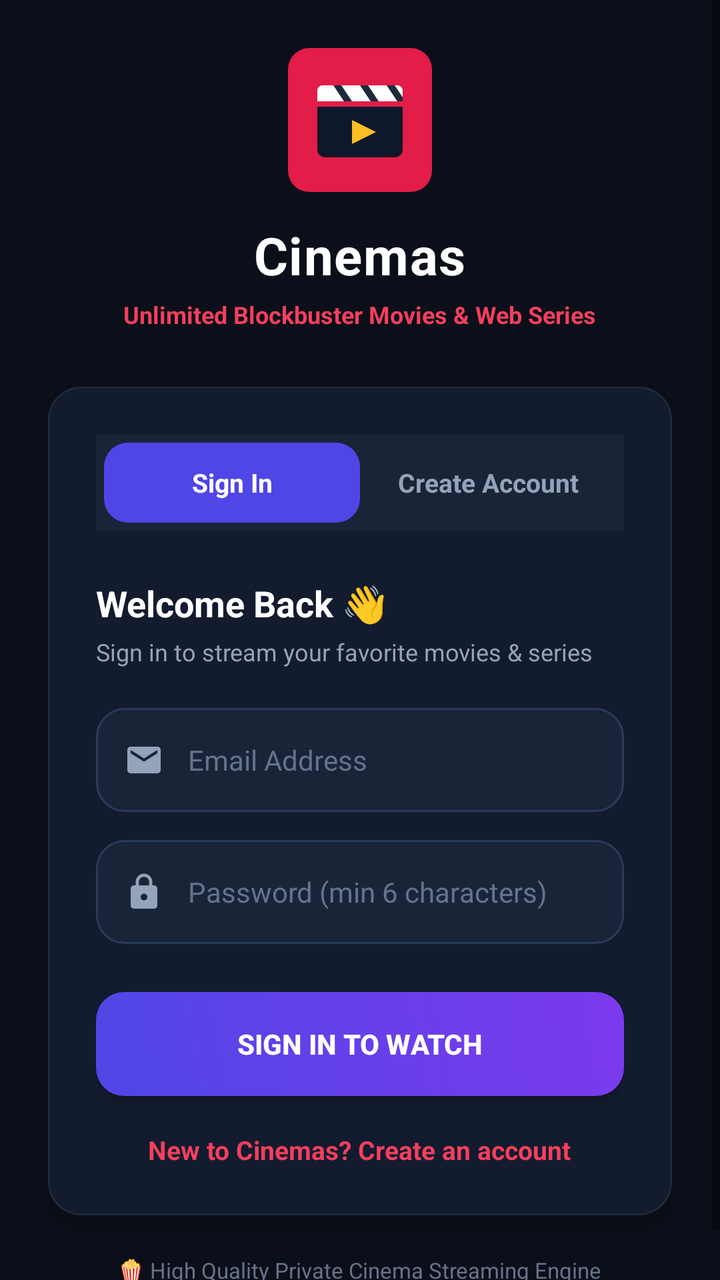
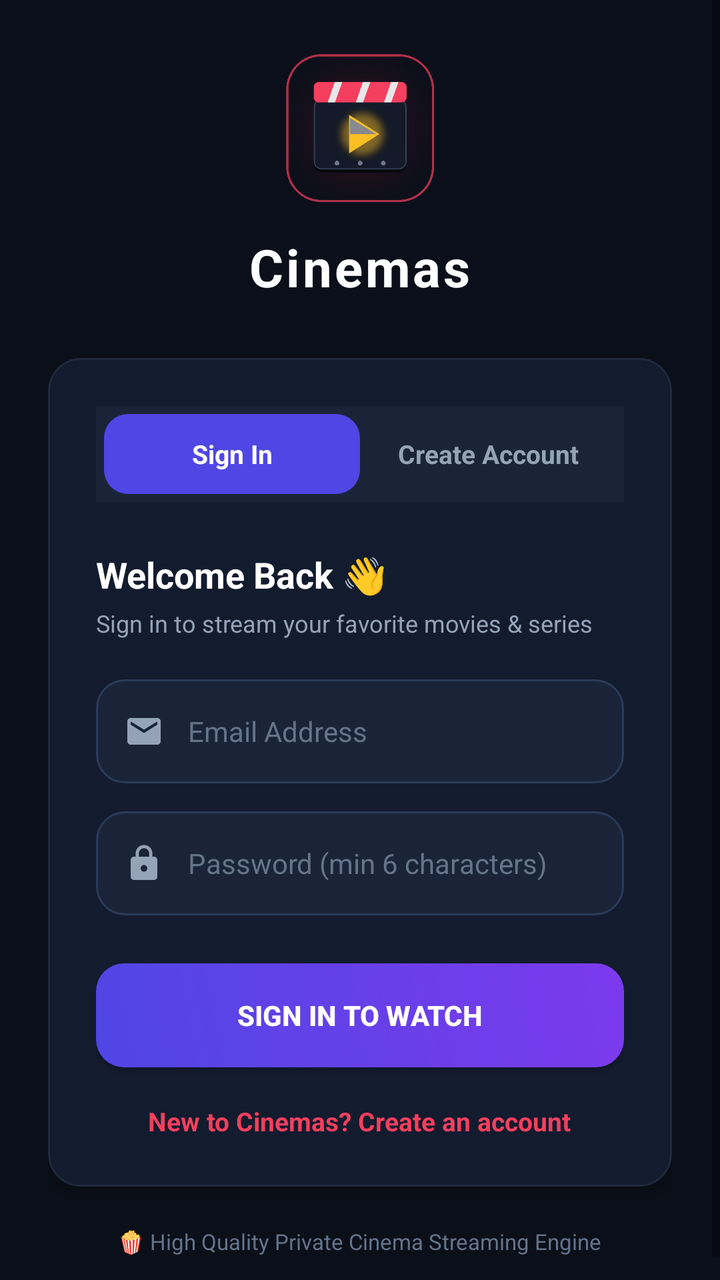

Screens rendered from an Android XML layout before and after an edit, with the pre-edit source and the edit as a unified diff.
<!-- AndroidManifest.xml: application theme Theme.CinemasApp -->
<!-- res/layout/activity_auth.xml -->
﻿<?xml version="1.0" encoding="utf-8"?>
<ScrollView xmlns:android="http://schemas.android.com/apk/res/android"
    android:layout_width="match_parent"
    android:layout_height="match_parent"
    android:fillViewport="true"
    android:background="#0B0F19">

    <LinearLayout
        android:layout_width="match_parent"
        android:layout_height="wrap_content"
        android:orientation="vertical"
        android:gravity="center"
        android:padding="24dp">

        
        <LinearLayout
            android:layout_width="wrap_content"
            android:layout_height="wrap_content"
            android:orientation="vertical"
            android:gravity="center_horizontal"
            android:layout_marginBottom="28dp">

            <ImageView
                android:layout_width="72dp"
                android:layout_height="72dp"
                android:src="@drawable/ic_cinema_logo"
                android:elevation="8dp" />

            <TextView
                android:layout_width="wrap_content"
                android:layout_height="wrap_content"
                android:text="Cinemas"
                android:textColor="#FFFFFF"
                android:textSize="26sp"
                android:textStyle="bold"
                android:letterSpacing="0.02"
                android:layout_marginTop="14dp" />

            <TextView
                android:layout_width="wrap_content"
                android:layout_height="wrap_content"
                android:text="Unlimited Blockbuster Movies &amp; Web Series"
                android:textColor="#F43F5E"
                android:textSize="12sp"
                android:textStyle="bold"
                android:layout_marginTop="4dp" />
        </LinearLayout>

        
        <LinearLayout
            android:layout_width="match_parent"
            android:layout_height="wrap_content"
            android:orientation="vertical"
            android:background="@drawable/bg_rounded_card"
            android:padding="24dp"
            android:elevation="4dp">

            
            <LinearLayout
                android:layout_width="match_parent"
                android:layout_height="48dp"
                android:background="#1A2438"
                android:orientation="horizontal"
                android:padding="4dp"
                android:layout_marginBottom="24dp">

                <TextView
                    android:id="@+id/tabLogin"
                    android:layout_width="0dp"
                    android:layout_height="match_parent"
                    android:layout_weight="1"
                    android:gravity="center"
                    android:text="Sign In"
                    android:textColor="#FFFFFF"
                    android:textSize="13sp"
                    android:textStyle="bold"
                    android:background="@drawable/bg_tab_active" />

                <TextView
                    android:id="@+id/tabRegister"
                    android:layout_width="0dp"
                    android:layout_height="match_parent"
                    android:layout_weight="1"
                    android:gravity="center"
                    android:text="Create Account"
                    android:textColor="#94A3B8"
                    android:textSize="13sp"
                    android:textStyle="bold"
                    android:background="@null" />
            </LinearLayout>

            <TextView
                android:id="@+id/tvAuthTitle"
                android:layout_width="wrap_content"
                android:layout_height="wrap_content"
                android:text="Welcome Back 👋"
                android:textColor="#FFFFFF"
                android:textSize="18sp"
                android:textStyle="bold" />

            <TextView
                android:id="@+id/tvAuthSubtitle"
                android:layout_width="wrap_content"
                android:layout_height="wrap_content"
                android:text="Sign in to stream your favorite movies &amp; series"
                android:textColor="#94A3B8"
                android:textSize="12sp"
                android:layout_marginTop="4dp"
                android:layout_marginBottom="20dp" />

            
            <LinearLayout
                android:id="@+id/containerName"
                android:layout_width="match_parent"
                android:layout_height="52dp"
                android:background="@drawable/bg_input_field"
                android:orientation="horizontal"
                android:gravity="center_vertical"
                android:paddingHorizontal="14dp"
                android:layout_marginBottom="14dp"
                android:visibility="gone">

                <ImageView
                    android:layout_width="20dp"
                    android:layout_height="20dp"
                    android:src="@drawable/ic_person"
                    android:tint="#94A3B8"
                    android:layout_marginEnd="12dp" />

                <EditText
                    android:id="@+id/etName"
                    android:layout_width="match_parent"
                    android:layout_height="match_parent"
                    android:hint="Full Name"
                    android:background="@null"
                    android:textColor="#FFFFFF"
                    android:textColorHint="#64748B"
                    android:textSize="14sp"
                    android:inputType="textPersonName" />
            </LinearLayout>

            
            <LinearLayout
                android:id="@+id/containerPhone"
                android:layout_width="match_parent"
                android:layout_height="52dp"
                android:background="@drawable/bg_input_field"
                android:orientation="horizontal"
                android:gravity="center_vertical"
                android:paddingHorizontal="14dp"
                android:layout_marginBottom="14dp"
                android:visibility="gone">

                <ImageView
                    android:layout_width="20dp"
                    android:layout_height="20dp"
                    android:src="@drawable/ic_phone"
                    android:tint="#94A3B8"
                    android:layout_marginEnd="12dp" />

                <EditText
                    android:id="@+id/etPhone"
                    android:layout_width="match_parent"
                    android:layout_height="match_parent"
                    android:hint="Mobile Number (10 digits for OTP)"
                    android:background="@null"
                    android:textColor="#FFFFFF"
                    android:textColorHint="#64748B"
                    android:textSize="14sp"
                    android:maxLength="10"
                    android:inputType="phone" />
            </LinearLayout>

            
            <LinearLayout
                android:layout_width="match_parent"
                android:layout_height="52dp"
                android:background="@drawable/bg_input_field"
                android:orientation="horizontal"
                android:gravity="center_vertical"
                android:paddingHorizontal="14dp"
                android:layout_marginBottom="14dp">

                <ImageView
                    android:layout_width="20dp"
                    android:layout_height="20dp"
                    android:src="@drawable/ic_email"
                    android:tint="#94A3B8"
                    android:layout_marginEnd="12dp" />

                <EditText
                    android:id="@+id/etEmail"
                    android:layout_width="match_parent"
                    android:layout_height="match_parent"
                    android:hint="Email Address"
                    android:background="@null"
                    android:textColor="#FFFFFF"
                    android:textColorHint="#64748B"
                    android:textSize="14sp"
                    android:inputType="textEmailAddress" />
            </LinearLayout>

            
            <LinearLayout
                android:layout_width="match_parent"
                android:layout_height="52dp"
                android:background="@drawable/bg_input_field"
                android:orientation="horizontal"
                android:gravity="center_vertical"
                android:paddingHorizontal="14dp"
                android:layout_marginBottom="24dp">

                <ImageView
                    android:layout_width="20dp"
                    android:layout_height="20dp"
                    android:src="@drawable/ic_lock"
                    android:tint="#94A3B8"
                    android:layout_marginEnd="12dp" />

                <EditText
                    android:id="@+id/etPassword"
                    android:layout_width="match_parent"
                    android:layout_height="match_parent"
                    android:hint="Password (min 6 characters)"
                    android:background="@null"
                    android:textColor="#FFFFFF"
                    android:textColorHint="#64748B"
                    android:textSize="14sp"
                    android:inputType="textPassword" />
            </LinearLayout>

            
            <Button
                android:id="@+id/btnSubmitAuth"
                android:layout_width="match_parent"
                android:layout_height="52dp"
                android:text="Sign In to Watch"
                android:textStyle="bold"
                android:textSize="14sp"
                android:textColor="#FFFFFF"
                android:background="@drawable/bg_gradient_brand" />

            <TextView
                android:id="@+id/tvToggleAuth"
                android:layout_width="wrap_content"
                android:layout_height="wrap_content"
                android:layout_gravity="center_horizontal"
                android:layout_marginTop="18dp"
                android:text="New to Cinemas? Create an account"
                android:textColor="#F43F5E"
                android:textSize="13sp"
                android:textStyle="bold" />

        </LinearLayout>

        <TextView
            android:layout_width="wrap_content"
            android:layout_height="wrap_content"
            android:text="🍿 High Quality Private Cinema Streaming Engine"
            android:textColor="#64748B"
            android:textSize="11sp"
            android:layout_marginTop="20dp" />

    </LinearLayout>
</ScrollView>
<!-- resources referenced by this layout -->
<resources>
  <!-- drawable bg_gradient_brand (drawable) -->
  <?xml version="1.0" encoding="utf-8"?>
  <ripple xmlns:android="http://schemas.android.com/apk/res/android"
      android:color="#40FFFFFF">
      <item>
          <shape android:shape="rectangle">
              <corners android:radius="14dp" />
              <gradient
                  android:angle="45"
                  android:startColor="#4F46E5"
                  android:endColor="#7C3AED"
                  android:type="linear" />
          </shape>
      </item>
  </ripple>
  <!-- drawable bg_input_field (drawable) -->
  <?xml version="1.0" encoding="utf-8"?>
  <shape xmlns:android="http://schemas.android.com/apk/res/android"
      android:shape="rectangle">
      <corners android:radius="14dp" />
      <solid android:color="#1A2438" />
      <stroke android:width="1dp" android:color="#2A3B5A" />
  </shape>
  <!-- drawable bg_rounded_card (drawable) -->
  <?xml version="1.0" encoding="utf-8"?>
  <shape xmlns:android="http://schemas.android.com/apk/res/android"
      android:shape="rectangle">
      <corners android:radius="16dp" />
      <solid android:color="#131B2E" />
      <stroke android:width="1dp" android:color="#1E293B" />
  </shape>
  <!-- drawable bg_tab_active (drawable) -->
  <?xml version="1.0" encoding="utf-8"?>
  <shape xmlns:android="http://schemas.android.com/apk/res/android"
      android:shape="rectangle">
      <corners android:radius="12dp" />
      <solid android:color="#4F46E5" />
  </shape>
  <!-- drawable ic_cinema_logo (drawable) -->
  <?xml version="1.0" encoding="utf-8"?>
  <vector xmlns:android="http://schemas.android.com/apk/res/android"
      android:width="108dp"
      android:height="108dp"
      android:viewportWidth="108"
      android:viewportHeight="108">
      
      <path
          android:fillColor="#E11D48"
          android:pathData="M16,0 L92,0 A16,16 0 0,1 108,16 L108,92 A16,16 0 0,1 92,108 L16,108 A16,16 0 0,1 0,92 L0,16 A16,16 0 0,1 16,0 Z" />
  
      
      
      <path
          android:fillColor="#FFFFFF"
          android:pathData="M26,28 L82,28 A4,4 0 0,1 86,32 L86,40 L22,40 L22,32 A4,4 0 0,1 26,28 Z" />
  
      <path
          android:fillColor="#1E293B"
          android:pathData="M34,28 L42,40 L48,40 L40,28 Z" />
  
      <path
          android:fillColor="#1E293B"
          android:pathData="M54,28 L62,40 L68,40 L60,28 Z" />
  
      <path
          android:fillColor="#1E293B"
          android:pathData="M74,28 L82,40 L86,40 L86,37 L80,28 Z" />
  
      
      <path
          android:fillColor="#0F172A"
          android:pathData="M22,44 L86,44 L86,76 A6,6 0 0,1 80,82 L28,82 A6,6 0 0,1 22,76 Z" />
  
      
      <path
          android:fillColor="#FBBF24"
          android:pathData="M48,54 L66,63 L48,72 Z" />
  </vector>
  <!-- drawable ic_email (drawable) -->
  <vector xmlns:android="http://schemas.android.com/apk/res/android"
      android:width="24dp"
      android:height="24dp"
      android:viewportWidth="24"
      android:viewportHeight="24">
      <path
          android:fillColor="#FFFFFFFF"
          android:pathData="M20,4H4c-1.1,0 -1.99,0.9 -1.99,2L2,18c0,1.1 0.9,2 2,2h16c1.1,0 2,-0.9 2,-2V6c0,-1.1 -0.9,-2 -2,-2zm0,4l-8,5 -8,-5V6l8,5 8,-5v2z"/>
  </vector>
  <!-- drawable ic_person (drawable) -->
  <vector xmlns:android="http://schemas.android.com/apk/res/android"
      android:width="24dp"
      android:height="24dp"
      android:viewportWidth="24"
      android:viewportHeight="24">
      <path
          android:fillColor="#FFFFFFFF"
          android:pathData="M12,12c2.21,0 4,-1.79 4,-4s-1.79,-4 -4,-4 -4,1.79 -4,4 1.79,4 4,4zm0,2c-2.67,0 -8,1.34 -8,4v2h16v-2c0,-2.66 -5.33,-4 -8,-4z"/>
  </vector>
  <!-- unchanged entries left out for length: 3 -->
</resources>

<!-- the commit's change to res/layout/activity_auth.xml (unified diff, before → after) -->
@@ -21,9 +21,9 @@
             android:layout_marginBottom="28dp">
 
             <ImageView
-                android:layout_width="72dp"
-                android:layout_height="72dp"
-                android:src="@drawable/ic_cinema_logo"
+                android:layout_width="80dp"
+                android:layout_height="80dp"
+                android:src="@drawable/ic_cinema_logo_hd"
                 android:elevation="8dp" />
 
             <TextView
@@ -33,17 +33,8 @@
                 android:textColor="#FFFFFF"
                 android:textSize="26sp"
                 android:textStyle="bold"
-                android:letterSpacing="0.02"
-                android:layout_marginTop="14dp" />
-
-            <TextView
-                android:layout_width="wrap_content"
-                android:layout_height="wrap_content"
-                android:text="Unlimited Blockbuster Movies &amp; Web Series"
-                android:textColor="#F43F5E"
-                android:textSize="12sp"
-                android:textStyle="bold"
-                android:layout_marginTop="4dp" />
+                android:letterSpacing="0.05"
+                android:layout_marginTop="12dp" />
         </LinearLayout>
 
         
<!-- resource entries referenced after the edit -->
@@ -38,46 +38,7 @@
       <corners android:radius="12dp" />
       <solid android:color="#4F46E5" />
   </shape>
-  <!-- drawable ic_cinema_logo (drawable) -->
-  <?xml version="1.0" encoding="utf-8"?>
-  <vector xmlns:android="http://schemas.android.com/apk/res/android"
-      android:width="108dp"
-      android:height="108dp"
-      android:viewportWidth="108"
-      android:viewportHeight="108">
-      
-      <path
-          android:fillColor="#E11D48"
-          android:pathData="M16,0 L92,0 A16,16 0 0,1 108,16 L108,92 A16,16 0 0,1 92,108 L16,108 A16,16 0 0,1 0,92 L0,16 A16,16 0 0,1 16,0 Z" />
-  
-      
-      
-      <path
-          android:fillColor="#FFFFFF"
-          android:pathData="M26,28 L82,28 A4,4 0 0,1 86,32 L86,40 L22,40 L22,32 A4,4 0 0,1 26,28 Z" />
-  
-      <path
-          android:fillColor="#1E293B"
-          android:pathData="M34,28 L42,40 L48,40 L40,28 Z" />
-  
-      <path
-          android:fillColor="#1E293B"
-          android:pathData="M54,28 L62,40 L68,40 L60,28 Z" />
-  
-      <path
-          android:fillColor="#1E293B"
-          android:pathData="M74,28 L82,40 L86,40 L86,37 L80,28 Z" />
-  
-      
-      <path
-          android:fillColor="#0F172A"
-          android:pathData="M22,44 L86,44 L86,76 A6,6 0 0,1 80,82 L28,82 A6,6 0 0,1 22,76 Z" />
-  
-      
-      <path
-          android:fillColor="#FBBF24"
-          android:pathData="M48,54 L66,63 L48,72 Z" />
-  </vector>
+  <!-- drawable ic_cinema_logo_hd: png bitmap (drawable, 27058 bytes) -->
   <!-- drawable ic_email (drawable) -->
   <vector xmlns:android="http://schemas.android.com/apk/res/android"
       android:width="24dp"
